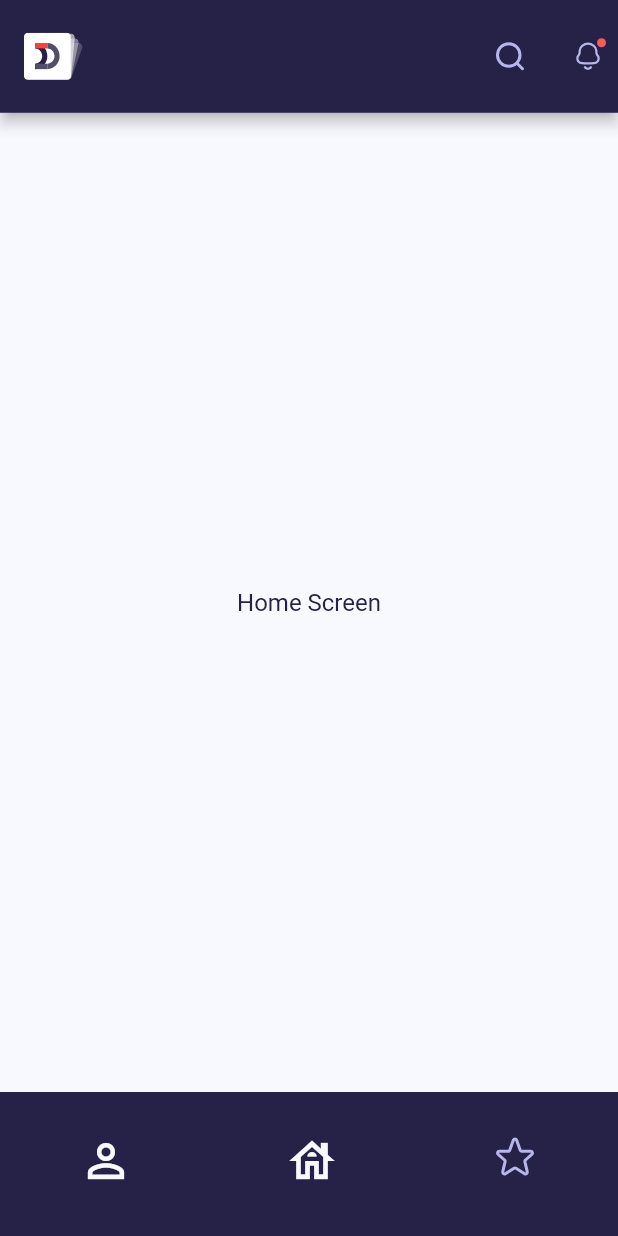
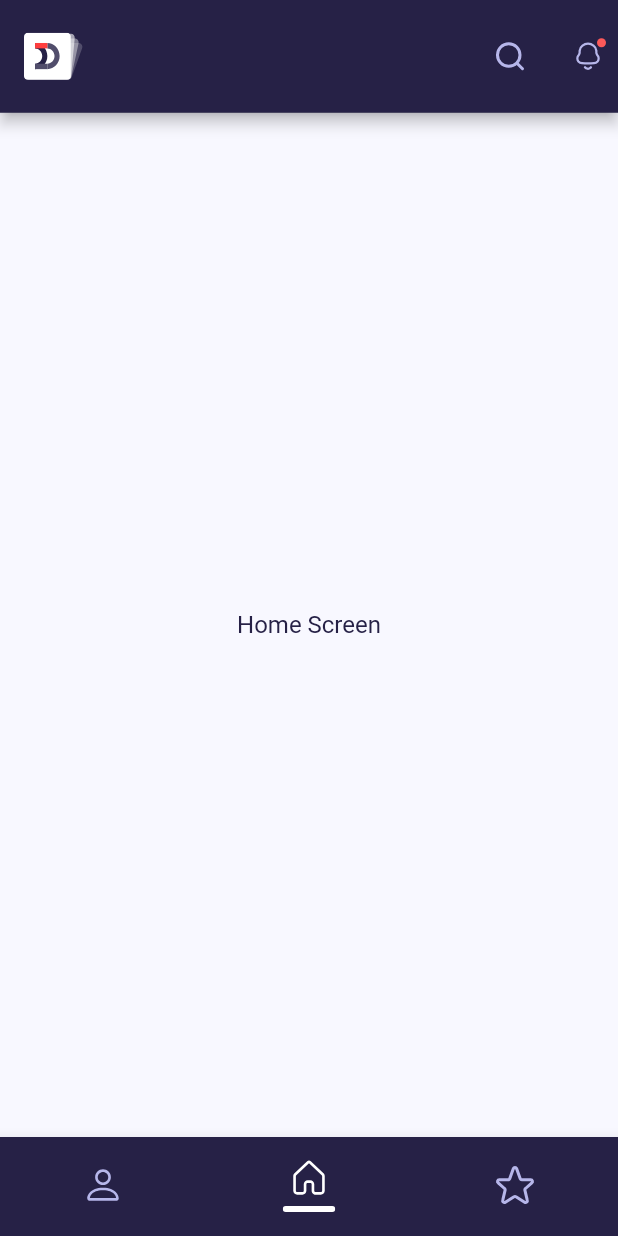
Before and after one commit to nitzanpap/dispatcher, a Flutter app: the screen it shows after launch, on a phone screen of 412 x 824 dp. Run offline on Flutter 3.47's test engine with Material 2 defaults, Android fonts, the phone set to English and light mode, and no system bars; our stand-ins replace flutter_svg, gap.

Commit message:
Basic switching tabs works

```diff
--- a/lib/screens/home_screen.dart
+++ b/lib/screens/home_screen.dart
@@ -1,6 +1,5 @@
 import 'package:dispatcher/constants/colors.dart';
 import 'package:dispatcher/widgets/app_bottom_navigation_bar.dart';
-import 'package:dispatcher/widgets/app_icons.dart';
 import 'package:dispatcher/widgets/svg_widgets/logo_layered.dart';
 import 'package:dispatcher/widgets/svg_widgets/notification_svg.dart';
 import '../widgets/svg_widgets/search_svg.dart';
--- a/lib/widgets/app_bottom_navigation_bar.dart
+++ b/lib/widgets/app_bottom_navigation_bar.dart
@@ -1,47 +1,83 @@
 import 'package:dispatcher/constants/colors.dart';
+import 'package:dispatcher/widgets/svg_widgets/home_active_svg.dart';
+import 'package:dispatcher/widgets/svg_widgets/home_svg.dart';
+import 'package:dispatcher/widgets/svg_widgets/person_active_svg.dart';
+import 'package:dispatcher/widgets/svg_widgets/person_svg.dart';
+import 'package:dispatcher/widgets/svg_widgets/star_active_svg.dart';
 import 'package:dispatcher/widgets/svg_widgets/star_svg.dart';
 import 'package:flutter/material.dart';
 
-class AppBottomNavigationBar extends StatelessWidget {
+class AppBottomNavigationBar extends StatefulWidget {
   const AppBottomNavigationBar({
     super.key,
   });
 
   @override
+  State<AppBottomNavigationBar> createState() => _AppBottomNavigationBarState();
+}
+
+class _AppBottomNavigationBarState extends State<AppBottomNavigationBar> {
+  int _selectedIndex = 1;
+
+  void _onItemTapped(int index) {
+    setState(() {
+      _selectedIndex = index;
+    });
+  }
+
+  @override
   Widget build(BuildContext context) {
-    return Container(
-      padding: const EdgeInsets.only(bottom: 30, top: 20),
-      child: Row(
-        mainAxisAlignment: MainAxisAlignment.spaceAround,
-        children: [
-          Tab(
-            icon: IconButton(
-              onPressed: () => print('Profile tab click'),
-              icon: const Icon(
-                Icons.person_outline,
-                color: AppColors.white,
-                size: 36,
-              ),
-            ),
-          ),
-          Tab(
-            icon: IconButton(
-              onPressed: () => print('Home tab click'),
-              icon: const Icon(
-                Icons.house_outlined,
-                color: AppColors.white,
-                size: 36,
-              ),
-            ),
-          ),
-          Tab(
-            icon: IconButton(
-              onPressed: () => print('Favorite tab click'),
-              icon: const StarSvg(),
-            ),
-          ),
-        ],
-      ),
+    return BottomNavigationBar(
+      backgroundColor: AppColors.deepDarkBlue,
+      items: const [
+        BottomNavigationBarItem(
+          activeIcon: PersonActiveSvg(),
+          icon: PersonSvg(),
+          label: 'Profile',
+        ),
+        BottomNavigationBarItem(
+          activeIcon: HomeActiveSvg(),
+          icon: HomeSvg(),
+          label: 'Home',
+        ),
+        BottomNavigationBarItem(
+          activeIcon: StarActiveSvg(),
+          icon: StarSvg(),
+          label: 'Favorites',
+        ),
+      ],
+      currentIndex: _selectedIndex,
+      onTap: _onItemTapped,
+      showUnselectedLabels: false,
+      showSelectedLabels: false,
+      fixedColor: AppColors.white,
+      selectedLabelStyle: const TextStyle(fontWeight: FontWeight.bold),
     );
   }
+  // return Container(
+  //   padding: const EdgeInsets.only(bottom: 30, top: 20),
+  //   child: Row(
+  //     mainAxisAlignment: MainAxisAlignment.spaceAround,
+  //     children: [
+  //       Tab(
+  //         icon: IconButton(
+  //           onPressed: () => print('Profile tab click'),
+  //           icon: const PersonSvg(),
+  //         ),
+  //       ),
+  //       Tab(
+  //         icon: IconButton(
+  //           onPressed: () => print('Home tab click'),
+  //           icon: const HomeSvg(),
+  //         ),
+  //       ),
+  //       Tab(
+  //         icon: IconButton(
+  //           onPressed: () => print('Favorite tab click'),
+  //           icon: const StarSvg(),
+  //         ),
+  //       ),
+  //     ],
+  //   ),
+  // );
 }
--- /dev/null
+++ b/lib/widgets/svg_widgets/home_active_svg.dart
@@ -0,0 +1,17 @@
+import 'package:flutter/material.dart';
+import 'package:flutter_svg/flutter_svg.dart';
+
+class HomeActiveSvg extends StatelessWidget {
+  const HomeActiveSvg({
+    super.key,
+  });
+
+  @override
+  Widget build(BuildContext context) {
+    return SvgPicture.asset(
+      'assets/images/svgs/home_active.svg',
+      semanticsLabel: 'Home Active Svg',
+      placeholderBuilder: (context) => const Text('Home Active Svg'),
+    );
+  }
+}
--- /dev/null
+++ b/lib/widgets/svg_widgets/home_svg.dart
@@ -0,0 +1,17 @@
+import 'package:flutter/material.dart';
+import 'package:flutter_svg/flutter_svg.dart';
+
+class HomeSvg extends StatelessWidget {
+  const HomeSvg({
+    super.key,
+  });
+
+  @override
+  Widget build(BuildContext context) {
+    return SvgPicture.asset(
+      'assets/images/svgs/home.svg',
+      semanticsLabel: 'Home Svg',
+      placeholderBuilder: (context) => const Text('Home Svg'),
+    );
+  }
+}
--- /dev/null
+++ b/lib/widgets/svg_widgets/person_svg.dart
@@ -0,0 +1,17 @@
+import 'package:flutter/material.dart';
+import 'package:flutter_svg/flutter_svg.dart';
+
+class PersonSvg extends StatelessWidget {
+  const PersonSvg({
+    super.key,
+  });
+
+  @override
+  Widget build(BuildContext context) {
+    return SvgPicture.asset(
+      'assets/images/svgs/person.svg',
+      semanticsLabel: 'Person Svg',
+      placeholderBuilder: (context) => const Text('Person Svg'),
+    );
+  }
+}
```
Also changed, not shown: lib/providers/current_screen_provider.dart (added, +12 -0 lines), lib/widgets/svg_widgets/person_active_svg.dart (added, +17 -0 lines), lib/widgets/svg_widgets/star_active_svg.dart (added, +17 -0 lines), assets/images/svgs/home.svg, assets/images/svgs/home_active.svg (added), assets/images/svgs/person_active.svg (added), assets/images/svgs/star_active.svg (added).
